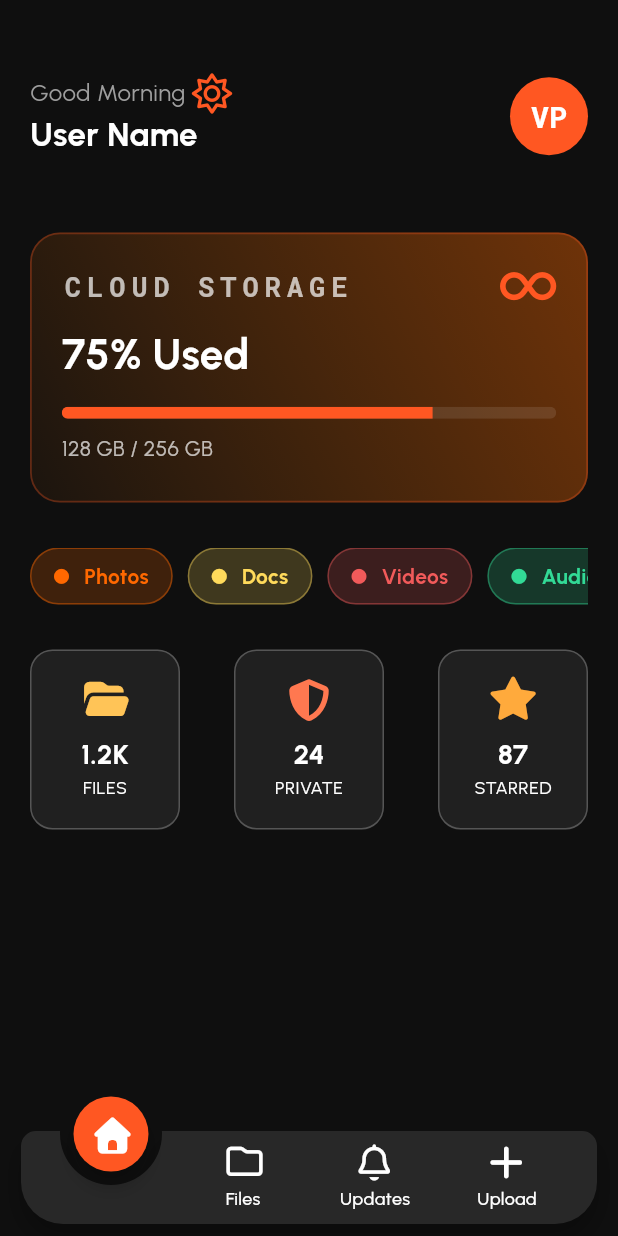
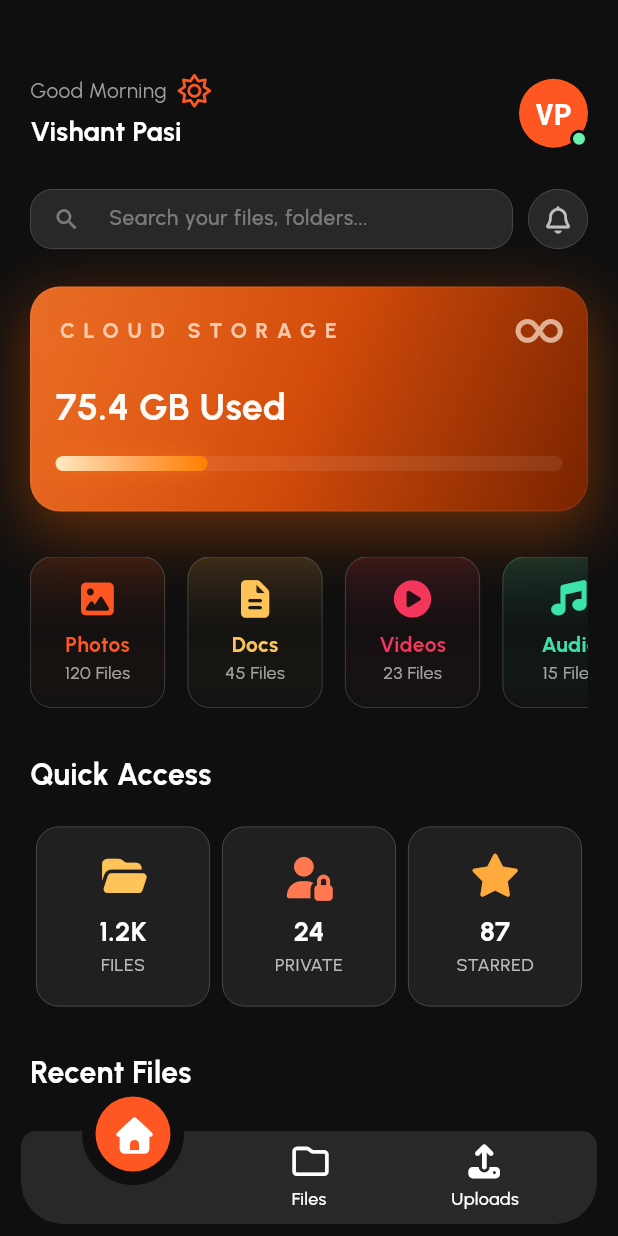
Before and after one commit to VishantPasi/OverCloud, a Flutter app: the HomePage screen opened directly, on a phone screen of 412 x 824 dp. Run offline on Flutter 3.47's test engine with Material 3 defaults, Android fonts, the phone set to English and light mode, and no system bars; drawn by our look-alikes of animated_notch_bottom_bar; our stand-ins replace firebase_auth, firebase_core, font_awesome_flutter, google_fonts, lottie; accounts and stored records are empty.

Commit message:
Major Ui changes in the home screen

```diff
--- a/lib/screens/home_page.dart
+++ b/lib/screens/home_page.dart
@@ -65,6 +65,7 @@ class _HomePageState extends State<HomePage> {
                 kIconSize: 22,
 
                 showLabel: true,
+                showShadow: false,
 
                 color: Color.fromRGBO(40, 40, 40, 1),
                 notchColor: Colors.deepOrange,
@@ -102,26 +103,14 @@ class _HomePageState extends State<HomePage> {
 
                   BottomBarItem(
                     inActiveItem: FaIcon(
-                      FontAwesomeIcons.bell,
+                      FontAwesomeIcons.upload,
                       color: Colors.white,
                     ),
                     activeItem: FaIcon(
-                      FontAwesomeIcons.solidBell,
+                      FontAwesomeIcons.upload,
                       color: Colors.white,
                     ),
-                    itemLabel: 'Updates',
-                  ),
-
-                  BottomBarItem(
-                    inActiveItem: FaIcon(
-                      FontAwesomeIcons.plus,
-                      color: Colors.white,
-                    ),
-                    activeItem: FaIcon(
-                      FontAwesomeIcons.plus,
-                      color: Colors.white,
-                    ),
-                    itemLabel: 'Upload',
+                    itemLabel: 'Uploads',
                   ),
                 ],
 
@@ -147,38 +136,40 @@ class HomeContent extends StatelessWidget {
       return Row(
         children: [
           Text(
-            "Good Morning ",
-            style: GoogleFonts.urbanist(color: Colors.grey, fontSize: 16),
+            "Good Morning  ",
+            style: GoogleFonts.urbanist(color: Colors.grey, fontSize: 14),
           ),
-          FaIcon(FontAwesomeIcons.sun, color: Colors.deepOrange),
+          FaIcon(FontAwesomeIcons.sun, color: Colors.deepOrange, size: 20),
         ],
       );
     } else if (hour < 17) {
       return Row(
         children: [
           Text(
-            "Good Afternoon ",
-            style: GoogleFonts.urbanist(color: Colors.grey, fontSize: 16),
+            "Good Afternoon  ",
+            style: GoogleFonts.urbanist(color: Colors.grey, fontSize: 14),
           ),
-          FaIcon(FontAwesomeIcons.cloudSun, color: Colors.deepOrange),
+          FaIcon(FontAwesomeIcons.cloudSun, color: Colors.deepOrange, size: 20),
         ],
       );
     } else {
       return Row(
         children: [
           Text(
-            "Good Evening ",
-            style: GoogleFonts.urbanist(color: Colors.grey, fontSize: 16),
+            "Good Evening  ",
+            style: GoogleFonts.urbanist(color: Colors.grey, fontSize: 14),
           ),
-          FaIcon(FontAwesomeIcons.cloudSun, color: Colors.deepOrange),
+          FaIcon(FontAwesomeIcons.cloudSun, color: Colors.deepOrange, size: 20),
         ],
       );
     }
   }
 
   Widget InitialsAvatar() {
-    return CircleAvatar(
-      radius: 26,
+    return Stack(
+      children: [
+        CircleAvatar(
+          radius: 23,
           backgroundColor: Colors.deepOrange,
           child: Text(
             "VP",
@@ -188,6 +179,24 @@ class HomeContent extends StatelessWidget {
               fontSize: 20,
             ),
           ),
+        ),
+        Positioned(
+          bottom: 0,
+          right: 0,
+          child: Container(
+            height: 12,
+            width: 12,
+            decoration: BoxDecoration(
+              color: Colors.greenAccent,
+              shape: BoxShape.circle,
+              border: Border.all(
+                color: Color.fromRGBO(15, 15, 15, 1),
+                width: 2,
+              ),
+            ),
+          ),
+        ),
+      ],
     );
   }
 
@@ -200,6 +209,7 @@ class HomeContent extends StatelessWidget {
       padding: const EdgeInsets.symmetric(horizontal: 20, vertical: 50),
       decoration: BoxDecoration(color: Color.fromRGBO(15, 15, 15, 1)),
       child: Column(
+        crossAxisAlignment: CrossAxisAlignment.start,
         children: [
           Row(
             mainAxisAlignment: MainAxisAlignment.spaceBetween,
@@ -208,11 +218,12 @@ class HomeContent extends StatelessWidget {
                 crossAxisAlignment: CrossAxisAlignment.start,
                 children: [
                   greetingText(),
+                  SizedBox(height: 5),
                   Text(
-                    'User Name',
+                    'Vishant Pasi',
                     style: GoogleFonts.urbanist(
                       color: Colors.white,
-                      fontSize: 22,
+                      fontSize: 18,
                       fontWeight: FontWeight.bold,
                     ),
                   ),
@@ -221,38 +232,101 @@ class HomeContent extends StatelessWidget {
               InitialsAvatar(),
             ],
           ),
-          const SizedBox(height: 50),
+          const SizedBox(height: 25),
+          Row(
+            children: [
+              Expanded(
+                child: Container(
+                  height: 40,
+                  decoration: BoxDecoration(
+                    color: Color.fromRGBO(40, 40, 40, 1),
+                    borderRadius: BorderRadius.circular(15),
+                    border: Border.all(
+                      color: Colors.white.withOpacity(0.2),
+                      width: 0.5,
+                    ),
+                  ),
+                  child: TextField(
+                    style: GoogleFonts.urbanist(
+                      color: Colors.white,
+                      fontSize: 14,
+                    ),
+                    decoration: InputDecoration(
+                      isDense: true,
+
+                      contentPadding: EdgeInsets.symmetric(vertical: 10),
+                      hintText: "Search your files, folders...",
+                      hintStyle: GoogleFonts.urbanist(
+                        color: Colors.white38,
+                        fontWeight: FontWeight.w500,
+                      ),
+                      prefixIcon: Icon(Icons.search, color: Colors.white38),
+
+                      border: OutlineInputBorder(
+                        borderRadius: BorderRadius.circular(15),
+                        borderSide: BorderSide.none,
+                      ),
+                    ),
+                  ),
+                ),
+              ),
+              Container(
+                height: 40,
+                width: 40,
+
+                margin: EdgeInsets.only(left: 10),
+                decoration: BoxDecoration(
+                  color: Color.fromRGBO(40, 40, 40, 1),
+                  borderRadius: BorderRadius.circular(30),
+                  border: Border.all(
+                    color: Colors.white.withOpacity(0.2),
+                    width: 0.5,
+                  ),
+                ),
+                child: Center(
+                  child: FaIcon(
+                    FontAwesomeIcons.bell,
+                    color: Colors.white70,
+                    size: 18,
+                  ),
+                ),
+              ),
+            ],
+          ),
+
+          const SizedBox(height: 25),
 
           Container(
-            height: 180,
+            height: 150,
             width: size.width,
             decoration: BoxDecoration(
               borderRadius: BorderRadius.circular(20),
               border: Border.all(
-                color: Colors.deepOrange.withOpacity(0.3),
-                width: 1.2,
+                color: Colors.white.withOpacity(0.05),
+                width: 1,
               ),
 
               gradient: LinearGradient(
-                begin: Alignment.bottomLeft,
-                end: Alignment.topRight,
+                begin: Alignment.topLeft,
+                end: Alignment.bottomRight,
                 colors: [
-                  Color.fromRGBO(255, 120, 0, 0.05),
-                  Color.fromRGBO(255, 104, 0, 0.4),
+                  Color.fromRGBO(255, 119, 40, 0.889),
+                  Color.fromRGBO(210, 75, 10, 1),
+                  Color.fromRGBO(120, 35, 0, 1),
                 ],
               ),
 
-              // boxShadow: [
-              //   BoxShadow(
-              //     color: Color.fromRGBO(255, 120, 0, 0.),
-              //     blurRadius: 20,
-              //     spreadRadius: 1,
-              //     offset: Offset(0, 8),
-              //   ),
-              // ],
+              boxShadow: [
+                BoxShadow(
+                  color: Color.fromRGBO(255, 98, 0, 0.35),
+                  blurRadius: 35,
+                  spreadRadius: 3,
+                  offset: Offset(0, 12),
+                ),
+              ],
             ),
             child: Padding(
-              padding: const EdgeInsets.all(20.0),
+              padding: const EdgeInsets.all(16.0),
               child: Column(
                 crossAxisAlignment: CrossAxisAlignment.start,
                 children: [
@@ -261,47 +335,66 @@ class HomeContent extends StatelessWidget {
                     children: [
                       Text(
                         "CLOUD STORAGE",
-                        style: GoogleFonts.robotoMono(
-                          color: Colors.white70,
+                        style: GoogleFonts.urbanist(
+                          color: Color.fromRGBO(255, 230, 210, 0.8),
                           fontWeight: FontWeight.bold,
-                          letterSpacing: 4,
-                          fontSize: 18,
+                          letterSpacing: 6,
+                          fontSize: 14,
                         ),
                       ),
                       FaIcon(
                         FontAwesomeIcons.infinity,
-                        color: Colors.deepOrange,
-                        size: 30,
+                        color: Color.fromRGBO(255, 230, 210, 0.7),
+                        size: 25,
                       ),
                     ],
                   ),
-                  SizedBox(height: 10),
+                  SizedBox(height: 20),
                   Text(
-                    "75% Used",
+                    "75.4 GB Used",
                     style: GoogleFonts.urbanist(
-                      color: Colors.white,
-                      fontSize: 28,
+                      color: Color.fromRGBO(255, 250, 245, 1),
+                      fontSize: 25,
                       fontWeight: FontWeight.bold,
                     ),
                   ),
                   const SizedBox(height: 15),
-                  ClipRRect(
-                    borderRadius: BorderRadius.circular(10),
-                    child: LinearProgressIndicator(
-                      value: 0.75,
-                      backgroundColor: Colors.white10,
-                      color: Colors.deepOrange,
-                      minHeight: 8,
+                  Stack(
+                    children: [
+                      Container(
+                        height: 10,
+                        decoration: BoxDecoration(
+                          color: Color.fromRGBO(255, 255, 255, 0.08),
+                          borderRadius: BorderRadius.circular(20),
                         ),
                       ),
-                  const SizedBox(height: 10),
-                  Text(
-                    "128 GB / 256 GB",
-                    style: GoogleFonts.urbanist(
-                      color: Colors.white70,
-                      fontSize: 14,
+
+                      FractionallySizedBox(
+                        widthFactor: 0.3,
+                        child: Container(
+                          height: 10,
+                          decoration: BoxDecoration(
+                            borderRadius: BorderRadius.circular(20),
+                            gradient: LinearGradient(
+                              colors: [
+                                Color.fromRGBO(255, 234, 193, 1),
+                                Color.fromRGBO(255, 171, 98, 1),
+                                Color.fromRGBO(255, 128, 0, 1),
+                              ],
+                            ),
+
+                            boxShadow: [
+                              BoxShadow(
+                                color: Color.fromRGBO(255, 120, 30, 0.5),
+                                blurRadius: 12,
+                              ),
+                            ],
                           ),
                         ),
+                      ),
+                    ],
+                  ),
+                  const SizedBox(height: 10),
                 ],
               ),
             ),
@@ -311,50 +404,90 @@ class HomeContent extends StatelessWidget {
             scrollDirection: Axis.horizontal,
             child: Row(
               children: [
-                infoChips(Color.fromRGBO(255, 104, 0, 1), "Photos"),
-                SizedBox(width: 10,),
-                infoChips(Color.fromRGBO(255, 218, 91, 1.0), "Docs"),
-                SizedBox(width: 10,),
-                infoChips(Color.fromRGBO(241, 90, 90, 1.0), "Videos"),
-                SizedBox(width: 10,),
-                infoChips(Color.fromRGBO(50, 218, 150, 1.0), "Audio")
+                infoChips(Colors.deepOrange, "Photos", FontAwesomeIcons.solidImage, Colors.deepOrangeAccent, "120 Files"),
+                SizedBox(width: 15),
+                infoChips(const Color.fromRGBO(255, 196, 87, 1), "Docs", FontAwesomeIcons.solidFileLines, Colors.blueAccent, "45 Files"),
+                SizedBox(width: 15),
+                infoChips(const Color.fromARGB(255, 244, 54, 92), "Videos", FontAwesomeIcons.solidCirclePlay, Colors.greenAccent, "23 Files"),
+                SizedBox(width: 15),
+                infoChips(const Color.fromARGB(226, 64, 251, 189), "Audio", FontAwesomeIcons.music, Colors.purpleAccent, "15 Files"),
               ],
             ),
           ),
           SizedBox(height: 30),
+          Text(
+            "Quick Access",
+            style: GoogleFonts.urbanist(
+              color: Colors.white,
+              fontSize: 20,
+              fontWeight: FontWeight.bold,
+            ),
+          ),
+          SizedBox(height: 20),
           Row(
-            mainAxisAlignment: MainAxisAlignment.spaceBetween,
             children: [
-              quickAccess("1.2K","FILES",FontAwesomeIcons.solidFolderOpen,const Color.fromRGBO(255, 196, 87, 1)),
-              quickAccess("24","PRIVATE",FontAwesomeIcons.shieldHalved, const Color.fromRGBO(255, 120, 80, 1)),
-              quickAccess("87","STARRED",FontAwesomeIcons.solidStar ,const Color.fromRGBO(255, 170, 60, 1)),
+              quickAccess(
+                "1.2K",
+                "FILES",
+                FontAwesomeIcons.solidFolderOpen,
+                const Color.fromRGBO(255, 196, 87, 1),
+              ),
+              quickAccess(
+                "24",
+                "PRIVATE",
+                FontAwesomeIcons.userLock,
+                const Color.fromRGBO(255, 120, 80, 1),
+              ),
+              quickAccess(
+                "87",
+                "STARRED",
+                FontAwesomeIcons.solidStar,
+                const Color.fromRGBO(255, 170, 60, 1),
+              ),
             ],
           ),
+          SizedBox(height: 30),
 
-
-
-
+          Text(
+            "Recent Files",
+            style: GoogleFonts.urbanist(
+              color: Colors.white,
+              fontSize: 20,
+              fontWeight: FontWeight.bold,
+            ),
+          ),
         ],
       ),
     );
   }
 }
 
-Widget quickAccess(String title, String subTitle, FaIconData icon, Color iconColor){
-  return Container(
+Widget quickAccess(
+  String title,
+  String subTitle,
+  FaIconData icon,
+  Color iconColor,
+) {
+  return Expanded(
+    child: Container(
       height: 120,
-    width: 100,
-    padding: EdgeInsets.symmetric(horizontal: 10,vertical: 10),
+      padding: EdgeInsets.symmetric( vertical: 10),
+      margin: EdgeInsets.symmetric(horizontal: 4),
       decoration: BoxDecoration(
         borderRadius: BorderRadius.circular(15),
-      border: Border.all(color: Colors.white24),
+        border: Border.all(color: Colors.white24, width: 0.5),
         color: Color.fromRGBO(40, 40, 40, 0.7),
       ),
       child: Column(
         mainAxisAlignment: MainAxisAlignment.center,
         children: [
-        FaIcon(icon,color: iconColor,size: 28,),
-        SizedBox(height: 10,),
+          FaIcon(
+            icon,
+            color: iconColor,
+            size: 28,
+
+          ),
+          SizedBox(height: 10),
           Text(
             title,
             style: GoogleFonts.urbanist(
@@ -362,40 +495,58 @@ Widget quickAccess(String title, String subTitle, FaIconData icon, Color iconCol
               fontSize: 18,
               fontWeight: FontWeight.bold,
             ),
-        ),Text(
+          ),
+          Text(
             subTitle,
-          style: GoogleFonts.urbanist(
-            color: Colors.white,
-            fontSize: 12,
-
+            style: GoogleFonts.urbanist(color: Colors.white70, fontSize: 12),
           ),
+        ],
       ),
-
-      ],
     ),
   );
 }
 
-Widget infoChips(Color color, String text) {
+Widget infoChips(Color color, String text,FaIconData icon, Color iconColor,String subText) {
   return Container(
-    padding: EdgeInsets.symmetric(horizontal: 15),
-    height: 38,
+                  padding: EdgeInsets.symmetric(horizontal: 20, vertical: 15),
+                  width: 90,
                   decoration: BoxDecoration(
-      borderRadius: BorderRadius.circular(30),
-      border: Border.all(color: color.withOpacity(0.4)),
-      color: color.withOpacity(0.2),
+                    borderRadius: BorderRadius.circular(15),
+                    border: Border.all(color: Colors.white24, width: 0.5),
+
+                    gradient: LinearGradient(
+                      begin: Alignment.topCenter,
+                      end: Alignment.bottomCenter,
+                      colors: [
+                        color.withOpacity(0.135),
+                       color.withOpacity(0.020),
+                        Color.fromRGBO(40, 40, 40, 1).withOpacity(0.110),
+                      ],
                     ),
-    child: Row(
+                  ),
+                  child: Column(
                     mainAxisAlignment: MainAxisAlignment.center,
                     children: [
-        FaIcon(FontAwesomeIcons.solidCircle, color: color, size: 10),
-        SizedBox(width: 10),
+                      FaIcon(
+                        icon,
+                        color: color,
+                        size: 25,
+                      ),
+                      SizedBox(height: 8),
                       Text(
                         text,
                         style: GoogleFonts.urbanist(
                           color: color,
                           fontSize: 14,
                           fontWeight: FontWeight.bold,
+                        ),
+                      ),
+
+                      Text(
+                        subText,
+                        style: GoogleFonts.urbanist(
+                          color: Colors.white60,
+                          fontSize: 12,
                         ),
                       ),
                     ],
```
Lines whose indentation alone changed are shown as unchanged.
